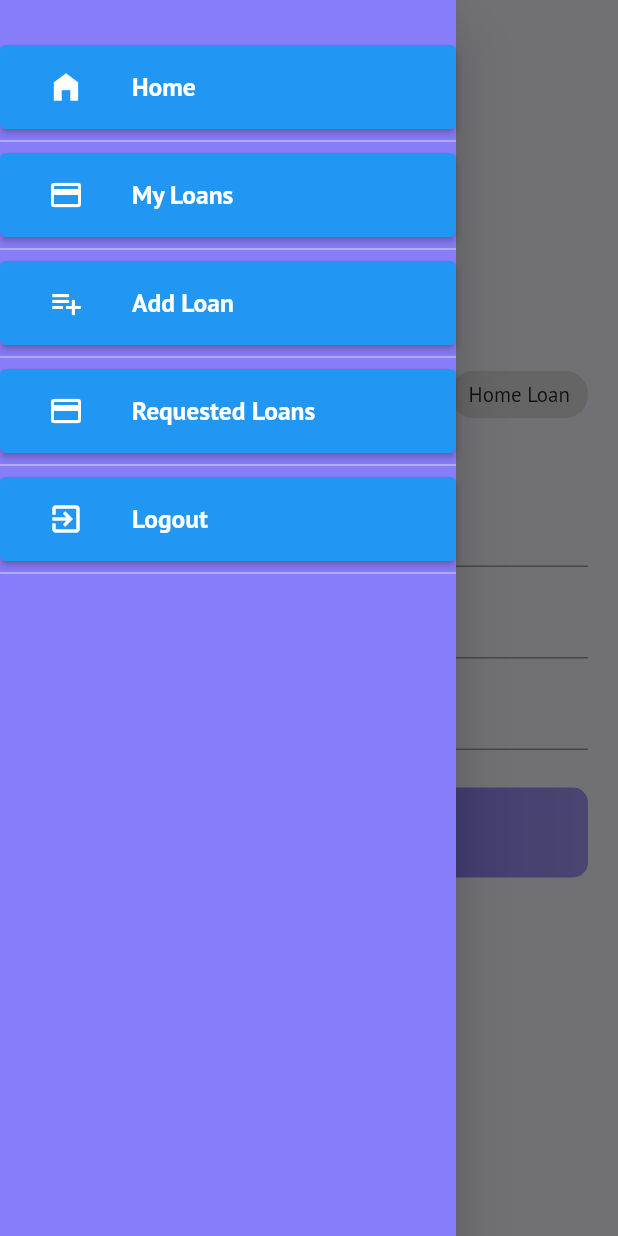
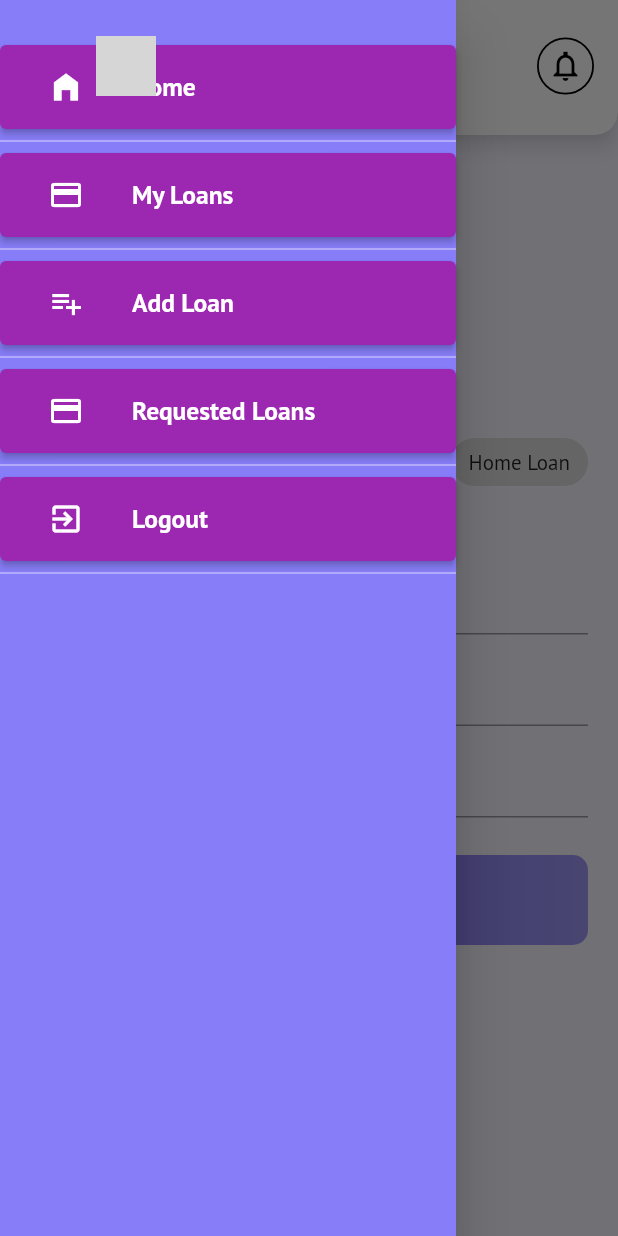
Before and after one commit to samtuga1/loaner, a Flutter app: the AddLoanScreen screen opened by its route, with the side drawer open, on a phone screen of 412 x 824 dp. Run offline on Flutter 3.47's test engine with Material 2 defaults, Android fonts, the phone set to English and light mode, and no system bars; our stand-ins replace cloud_firestore, dotted_line, firebase_auth, firebase_core, firebase_storage, google_fonts and 1 more; accounts and stored records are empty; network calls fail; grey boxes are pictures that could not be loaded.

Commit message:
fixed issues

```diff
--- a/lib/main.dart
+++ b/lib/main.dart
@@ -41,8 +41,8 @@ class MyApp extends StatelessWidget {
           title: 'Loan Manager',
           theme: ThemeData(
             scaffoldBackgroundColor: const Color(0xFFF7F5FF),
-            backgroundColor: const Color(0xFFFFFFFF),
             textTheme: GoogleFonts.ptSansTextTheme(textTheme),
+            // colorScheme: ColorScheme(background: const Color(0xFFFFFFFF)),
           ),
           home: StreamBuilder(
             stream: FirebaseAuth.instance.authStateChanges(),
@@ -63,8 +63,8 @@ class MyApp extends StatelessWidget {
             CompletedScreen.routeName: (context) => const CompletedScreen(),
             Dashboard.routeName: (context) => Dashboard(),
             RequestedLoansScreen.routeName: (context) => RequestedLoansScreen(),
-            AddLoanScreen.routname: (context) => AddLoanScreen(),
-            MyLoansScreen.routeName: (context) => const MyLoansScreen(),
+            AddLoanScreen.routname: (context) => const AddLoanScreen(),
+            MyLoansScreen.routeName: (context) => MyLoansScreen(),
           },
         ));
   }
--- a/lib/screens/add_loan_screen.dart
+++ b/lib/screens/add_loan_screen.dart
@@ -4,10 +4,11 @@ import 'package:cloud_firestore/cloud_firestore.dart';
 import 'package:intl/intl.dart';
 import 'package:loaner/screens/dashboard.dart';
 import 'package:loaner/widgets/app_drawer.dart';
+import 'package:loaner/widgets/greetings_banner.dart';
 
 class AddLoanScreen extends StatefulWidget {
   static const routname = '/add_loan';
-  AddLoanScreen({
+  const AddLoanScreen({
     Key? key,
   }) : super(key: key);
 
@@ -16,6 +17,7 @@ class AddLoanScreen extends StatefulWidget {
 }
 
 class _AddLoanScreenState extends State<AddLoanScreen> {
+  final _scaffoldKey = GlobalKey<ScaffoldState>();
   late String id;
   //Stores the id of the loan
   late double maxAmount;
@@ -59,8 +61,15 @@ class _AddLoanScreenState extends State<AddLoanScreen> {
   @override
   Widget build(BuildContext context) {
     return Scaffold(
+      drawer: const AppDrawer(),
+      key: _scaffoldKey,
+      appBar: PreferredSize(
+        preferredSize: const Size(double.infinity, 90),
+        child: GreetingBarner(
+          drawerKey: _scaffoldKey,
+        ),
+      ),
       backgroundColor: Theme.of(context).scaffoldBackgroundColor,
-      drawer: const AppDrawer(),
       body: Form(
         key: _formKey,
         child: Center(
@@ -234,15 +243,6 @@ class _AddLoanScreenState extends State<AddLoanScreen> {
                           child: Container(
                             margin: const EdgeInsets.only(top: 25),
                             height: 60,
-                            child: const Center(
-                              child: Text(
-                                'Add Loan',
-                                style: TextStyle(
-                                    fontSize: 17,
-                                    color: Colors.white,
-                                    fontWeight: FontWeight.bold),
-                              ),
-                            ),
                             decoration: BoxDecoration(
                               borderRadius: BorderRadius.circular(10),
                               gradient: LinearGradient(
@@ -253,6 +253,15 @@ class _AddLoanScreenState extends State<AddLoanScreen> {
                                   const Color(0xFF7B70F3),
                                   const Color(0xFF7B70F3).withOpacity(0.7),
                                 ],
+                              ),
+                            ),
+                            child: const Center(
+                              child: Text(
+                                'Add Loan',
+                                style: TextStyle(
+                                    fontSize: 17,
+                                    color: Colors.white,
+                                    fontWeight: FontWeight.bold),
                               ),
                             ),
                           ),
--- a/lib/widgets/app_drawer.dart
+++ b/lib/widgets/app_drawer.dart
@@ -20,6 +20,9 @@ class AppDrawer extends StatelessWidget {
               Column(
                 children: [
                   ElevatedButton(
+                    style: ElevatedButton.styleFrom(
+                      backgroundColor: Colors.purple,
+                    ),
                     onPressed: () {
                       Navigator.of(context)
                           .pushReplacementNamed(Dashboard.routeName);
@@ -46,6 +49,9 @@ class AppDrawer extends StatelessWidget {
               Column(
                 children: [
                   ElevatedButton(
+                    style: ElevatedButton.styleFrom(
+                      backgroundColor: Colors.purple,
+                    ),
                     onPressed: () {
                       Navigator.of(context)
                           .pushReplacementNamed(MyLoansScreen.routeName);
@@ -72,6 +78,9 @@ class AppDrawer extends StatelessWidget {
               Column(
                 children: [
                   ElevatedButton(
+                    style: ElevatedButton.styleFrom(
+                      backgroundColor: Colors.purple,
+                    ),
                     onPressed: () {
                       Navigator.of(context)
                           .pushReplacementNamed(AddLoanScreen.routname);
@@ -98,6 +107,9 @@ class AppDrawer extends StatelessWidget {
               Column(
                 children: [
                   ElevatedButton(
+                    style: ElevatedButton.styleFrom(
+                      backgroundColor: Colors.purple,
+                    ),
                     onPressed: () {
                       Navigator.of(context)
                           .pushReplacementNamed(RequestedLoansScreen.routeName);
@@ -124,9 +136,12 @@ class AppDrawer extends StatelessWidget {
               Column(
                 children: [
                   ElevatedButton(
+                    style: ElevatedButton.styleFrom(
+                      backgroundColor: Colors.purple,
+                    ),
                     onPressed: () async {
-                      final FirebaseAuth _auth = FirebaseAuth.instance;
-                      await _auth.signOut();
+                      final FirebaseAuth auth = FirebaseAuth.instance;
+                      await auth.signOut();
                     },
                     child: const ListTile(
                       leading: Icon(
--- a/lib/widgets/greetings_banner.dart
+++ b/lib/widgets/greetings_banner.dart
@@ -1,11 +1,10 @@
 import 'package:flutter/material.dart';
-import 'package:loaner/providers/greeting_card.dart';
 import 'package:provider/provider.dart';
 import '../providers/user.dart';
 
 class GreetingBarner extends StatelessWidget {
   const GreetingBarner({Key? key, this.drawerKey}) : super(key: key);
-  final dynamic drawerKey;
+  final GlobalKey<ScaffoldState>? drawerKey;
 
   String getGreeting() {
     int hour = DateTime.now().hour;
@@ -44,7 +43,22 @@ class GreetingBarner extends StatelessWidget {
             children: [
               Expanded(
                 child: ListTile(
-                  leading: const ProfilePhotoContainer(),
+                  leading: Row(
+                    mainAxisSize: MainAxisSize.min,
+                    children: [
+                      IconButton(
+                        onPressed: () => drawerKey!.currentState!.openDrawer(),
+                        icon: const Icon(
+                          Icons.apps_rounded,
+                        ),
+                      ),
+                      const CircleAvatar(
+                        backgroundImage: NetworkImage(
+                          'https://encrypted-tbn0.gstatic.com/images?q=tbn:ANd9GcTL_JlCFnIGX5omgjEjgV9F3sBRq14eTERK9w&usqp=CAU',
+                        ),
+                      )
+                    ],
+                  ),
                   title: const Username(),
                   subtitle: Text(
                     getGreeting(),
@@ -77,29 +91,31 @@ class GreetingBarner extends StatelessWidget {
   }
 }
 
-class ProfilePhotoContainer extends StatelessWidget {
-  const ProfilePhotoContainer({
-    Key? key,
-  }) : super(key: key);
+// class ProfilePhotoContainer extends StatelessWidget {
+//   const ProfilePhotoContainer({
+//     Key? key,
+//   }) : super(key: key);
 
-  @override
-  Widget build(BuildContext context) {
-    return FutureBuilder(
-      future: Provider.of<ProfilePicture>(context, listen: false)
-          .getProfilePicture(),
-      builder: (context, snapshot) => Consumer<ProfilePicture>(
-        builder: (context, photo, _) => CircleAvatar(
-          radius: 24,
-          backgroundImage: snapshot.connectionState == ConnectionState.waiting
-              ? const NetworkImage(
-                  'https://monstar-lab.com/global/wp-content/uploads/sites/11/2019/04/male-placeholder-image.jpeg',
-                )
-              : NetworkImage(photo.profilePicture!),
-        ),
-      ),
-    );
-  }
-}
+//   @override
+//   Widget build(BuildContext context) {
+//     return FutureBuilder(
+//       future: Provider.of<ProfilePicture>(context, listen: false)
+//           .getProfilePicture(),
+//       builder: (context, snapshot) => Consumer<ProfilePicture>(
+//         builder: (context, photo, _) => CircleAvatar(
+//           radius: 24,
+//           backgroundImage: snapshot.connectionState == ConnectionState.waiting
+//               ? const NetworkImage(
+//                   'https://encrypted-tbn0.gstatic.com/images?q=tbn:ANd9GcTL_JlCFnIGX5omgjEjgV9F3sBRq14eTERK9w&usqp=CAU')
+//               : NetworkImage(
+//                   photo.profilePicture ??
+//                       'https://encrypted-tbn0.gstatic.com/images?q=tbn:ANd9GcTL_JlCFnIGX5omgjEjgV9F3sBRq14eTERK9w&usqp=CAU',
+//                 ),
+//         ),
+//       ),
+//     );
+//   }
+// }
 
 class Username extends StatelessWidget {
   const Username({
@@ -115,7 +131,7 @@ class Username extends StatelessWidget {
       builder: (context, snapshot) => Text(
         snapshot.connectionState == ConnectionState.waiting
             ? 'Welcome !'
-            : 'Welcome $username!',
+            : 'Welcome Samuel!',
         style: const TextStyle(
           fontSize: 15,
           color: Colors.grey,
```
Also changed, not shown: lib/providers/greeting_card.dart (+5 -4 lines), lib/screens/my_loans_screen.dart (+6 -2 lines), 3 other files.
